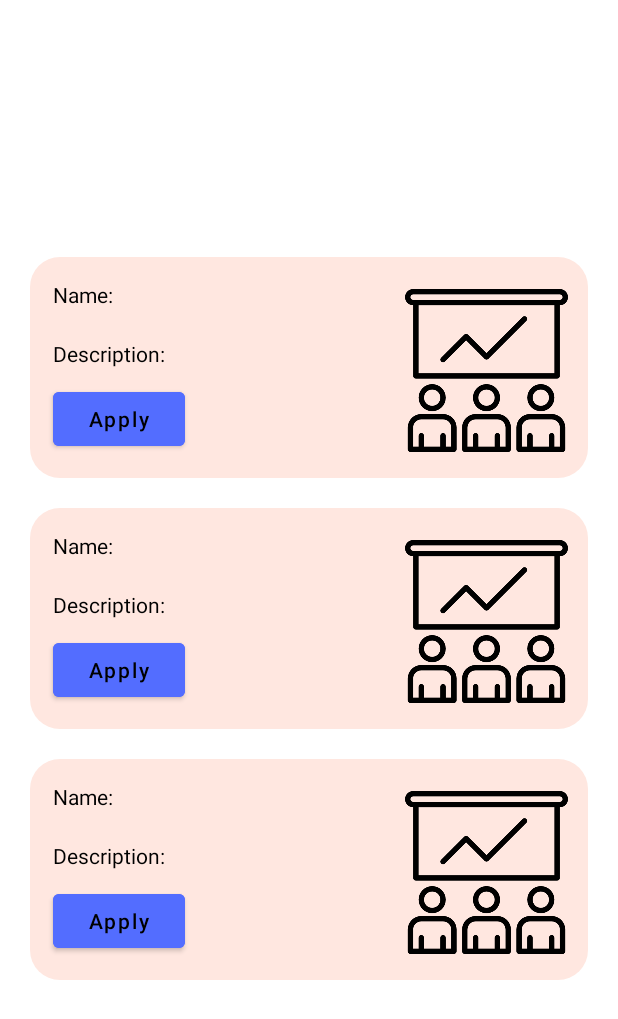
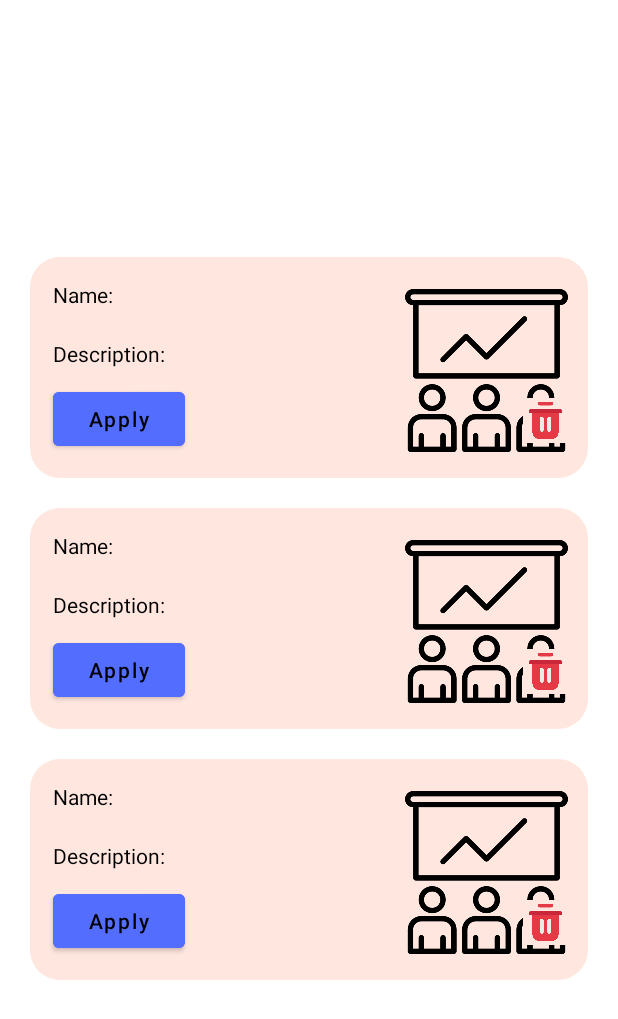
Before and after one commit to itachi-05/Workshops-App, an Android app: the layout fragmentworkshop.xml on its own in the app's theme, with its tools: preview values and no code run, on a phone screen of 412 x 824 dp. Shown: the top 1019 px of the screen. Run offline under Robolectric (Android 15) with nearby library versions, the phone set to English and light mode, and no system bars.

Commit message:
updated user workshops data

```diff
--- a/WorkShops/app/src/main/java/com/alpharays/workshops/MainActivity.kt
+++ b/WorkShops/app/src/main/java/com/alpharays/workshops/MainActivity.kt
@@ -23,6 +23,7 @@ import android.widget.EditText
 import android.widget.PopupWindow
 import android.widget.Toast
 import androidx.appcompat.app.AlertDialog
+import androidx.appcompat.widget.TooltipCompat
 import androidx.core.content.ContextCompat
 import androidx.lifecycle.MutableLiveData
 import androidx.lifecycle.Observer
@@ -38,6 +39,7 @@ import com.google.android.material.snackbar.Snackbar
 import com.google.android.material.tabs.TabLayout
 import com.google.android.material.tabs.TabLayoutMediator
 import com.google.firebase.auth.FirebaseAuth
+
 
 class MainActivity : AppCompatActivity() {
     private lateinit var tabLayout: TabLayout
@@ -446,4 +448,5 @@ class MainActivity : AppCompatActivity() {
     }
     // ********************************    user register    ********************************
 
+
 }
--- a/WorkShops/app/src/main/java/com/alpharays/workshops/data/datasource/UserWorkshopDao.kt
+++ b/WorkShops/app/src/main/java/com/alpharays/workshops/data/datasource/UserWorkshopDao.kt
@@ -15,6 +15,10 @@ interface UserWorkshopDao {
     @Query("SELECT * FROM user_workshop_table WHERE userId = :userId")
     suspend fun getWorkshopsForUser(userId: Long): List<UserWorkshop>
 
+    @Query("DELETE FROM user_workshop_table WHERE userId = :userId AND workshopId = :workshopId")
+    suspend fun deleteByUserIdAndWorkshopId(userId: Long, workshopId: Long)
+
+
 //    @Query("SELECT * FROM user_workshop_table WHERE workshopId = :workshopId")
 //    suspend fun getUsersForWorkshop(workshopId: Long): List<UserWorkshop>
 
--- a/WorkShops/app/src/main/java/com/alpharays/workshops/repository/UserWorkshopRepo.kt
+++ b/WorkShops/app/src/main/java/com/alpharays/workshops/repository/UserWorkshopRepo.kt
@@ -18,6 +18,10 @@ class UserWorkshopRepository(private val userWorkshopDao: UserWorkshopDao) {
         return userWorkshopDao.getWorkshopsForUser(userId)
     }
 
+    suspend fun deleteByUserIdAndWorkshopId(userId: Long, workshopId: Long) {
+        return userWorkshopDao.deleteByUserIdAndWorkshopId(userId, workshopId)
+    }
+
 //    suspend fun getUsersForWorkshop(workshopId: Long): List<UserWorkshop> {
 //        return userWorkshopDao.getUsersForWorkshop(workshopId)
 //    }
--- a/WorkShops/app/src/main/java/com/alpharays/workshops/viewmodels/UserWorkshopViewModel.kt
+++ b/WorkShops/app/src/main/java/com/alpharays/workshops/viewmodels/UserWorkshopViewModel.kt
@@ -32,6 +32,10 @@ class UserWorkshopViewModel(application: Application) : AndroidViewModel(applica
         _userWorkshops.value = userWorkshopRepository.getWorkshopsForUser(userId)
     }
 
+    fun deleteByUserIdAndWorkshopId(userId: Long, workshopId: Long) = viewModelScope.launch {
+        userWorkshopRepository.deleteByUserIdAndWorkshopId(userId, workshopId)
+    }
+
 //    fun getUsersForWorkshop(workshopId: Long) = viewModelScope.launch {
 //        _userWorkshops.value = userWorkshopRepository.getUsersForWorkshop(workshopId)
 //    }
--- a/WorkShops/app/src/main/res/layout/fragmentdashboard.xml
+++ b/WorkShops/app/src/main/res/layout/fragmentdashboard.xml
@@ -104,6 +104,7 @@
             android:id="@+id/userWorkshopsRecyclerView"
             android:layout_width="match_parent"
             android:layout_height="match_parent"
+            tools:listitem="@layout/workshopitem"
             app:layout_constraintBottom_toBottomOf="parent"
             app:layout_constraintEnd_toEndOf="parent"
             app:layout_constraintStart_toStartOf="parent"
--- a/WorkShops/app/src/main/res/layout/workshopitem.xml
+++ b/WorkShops/app/src/main/res/layout/workshopitem.xml
@@ -48,6 +48,21 @@
         app:layout_constraintTop_toTopOf="parent"
         app:layout_constraintWidth_percent="0.3" />
 
+
+    <ImageButton
+        android:id="@+id/deleteButton"
+        android:layout_width="30dp"
+        android:layout_height="30dp"
+        android:layout_marginEnd="8dp"
+        android:layout_marginBottom="8dp"
+        android:background="#FFE7E0"
+        android:scaleType="centerCrop"
+        android:src="@drawable/trash"
+        app:layout_constraintBottom_toBottomOf="parent"
+        app:layout_constraintEnd_toEndOf="parent"
+        app:layout_constraintTop_toTopOf="@+id/applyButton" />
+
+
     <com.google.android.material.button.MaterialButton
         android:id="@+id/applyButton"
         android:layout_width="wrap_content"
--- a/WorkShops/app/src/main/res/values-night/themes.xml
+++ b/WorkShops/app/src/main/res/values-night/themes.xml
@@ -12,6 +12,7 @@
         <!-- Status bar color. -->
         <item name="android:statusBarColor">#2962FF</item>
         <!-- Customize your theme here. -->
+        <item name="snackbarStyle">@style/custom_snackbar_message_style</item>
     </style>
 
     <!--    for tab text appearance -->
@@ -20,4 +21,16 @@
         <item name="android:textSize">16sp</item>
         <item name="android:textAllCaps">false</item>
     </style>
+
+    <!--    for custom snackbar-->
+    <style name="custom_snackbar_message_style" parent="@style/Widget.MaterialComponents.Snackbar">
+        <item name="android:layout_margin">@null</item>
+        <!-- Use default Snackbar margins for top/left/right -->
+        <item name="android:layout_marginTop">10dp</item>
+        <item name="android:layout_marginLeft">10dp</item>
+        <item name="android:layout_marginRight">10dp</item>
+        <!-- Custom bottom margin, this could work for top/left/right too -->
+        <item name="android:layout_marginBottom">64dp</item>
+        <item name="android:padding">5dp</item>
+    </style>
 </resources>
--- a/WorkShops/app/src/main/res/values/themes.xml
+++ b/WorkShops/app/src/main/res/values/themes.xml
@@ -12,6 +12,7 @@
         <!-- Status bar color. -->
         <item name="android:statusBarColor">#2962FF</item>
         <!-- Customize your theme here. -->
+        <item name="snackbarStyle">@style/custom_snackbar_message_style</item>
     </style>
 
     <!--    for tab text appearance -->
@@ -21,5 +22,17 @@
         <item name="android:textSize">16sp</item>
     </style>
 
+    <!--    for custom snackbar-->
+    <style name="custom_snackbar_message_style" parent="@style/Widget.MaterialComponents.Snackbar">
+        <item name="android:layout_margin">@null</item>
+        <!-- Use default Snackbar margins for top/left/right -->
+        <item name="android:layout_marginTop">10dp</item>
+        <item name="android:layout_marginLeft">10dp</item>
+        <item name="android:layout_marginRight">10dp</item>
+        <!-- Custom bottom margin, this could work for top/left/right too -->
+        <item name="android:layout_marginBottom">64dp</item>
+        <item name="android:padding">5dp</item>
+    </style>
+
 
 </resources>
```
Also changed, not shown: WorkShops/app/src/main/java/com/alpharays/workshops/ui/dashboard/DashboardFragment.kt (+96 -17 lines), WorkShops/app/src/main/java/com/alpharays/workshops/ui/workshops/WorkshopAdapter.kt (+23 -6 lines), WorkShops/app/src/main/java/com/alpharays/workshops/ui/workshops/WorkshopsFragment.kt (+52 -29 lines), WorkShops/app/src/main/res/drawable-v24/trash.png (added).
